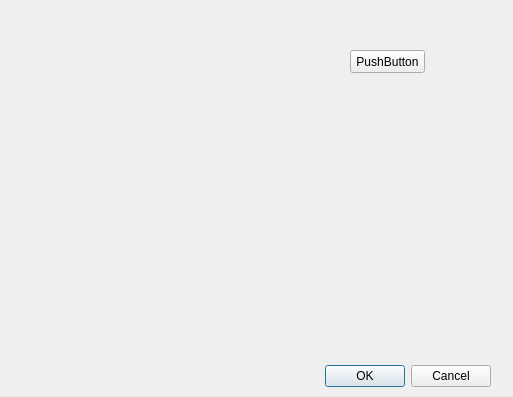
Above: valueloader/ValueLoader_dialog_base.ui from Wierzkac/estymacji-batymertii before the change. Below: the same form after it.
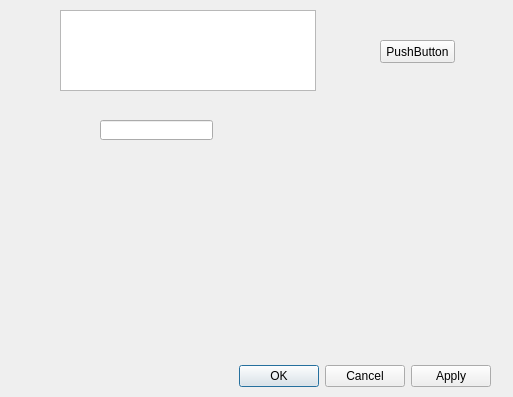
That is the form after the change.

```diff
--- a/valueloader/ValueLoader_dialog_base.ui
+++ b/valueloader/ValueLoader_dialog_base.ui
@@ -14,6 +14,9 @@
    <string>ValueLoader</string>
   </property>
   <widget class="QDialogButtonBox" name="button_box">
+   <property name="enabled">
+    <bool>true</bool>
+   </property>
    <property name="geometry">
     <rect>
      <x>150</x>
@@ -26,14 +29,14 @@
     <enum>Qt::Horizontal</enum>
    </property>
    <property name="standardButtons">
-    <set>QDialogButtonBox::Cancel|QDialogButtonBox::Ok</set>
+    <set>QDialogButtonBox::Apply|QDialogButtonBox::Cancel|QDialogButtonBox::Ok</set>
    </property>
   </widget>
   <widget class="QPushButton" name="pushButton">
    <property name="geometry">
     <rect>
-     <x>350</x>
-     <y>50</y>
+     <x>380</x>
+     <y>40</y>
      <width>75</width>
      <height>23</height>
     </rect>
@@ -42,6 +45,26 @@
     <string>PushButton</string>
    </property>
   </widget>
+  <widget class="QListView" name="listView">
+   <property name="geometry">
+    <rect>
+     <x>60</x>
+     <y>10</y>
+     <width>256</width>
+     <height>81</height>
+    </rect>
+   </property>
+  </widget>
+  <widget class="QLineEdit" name="lineEdit">
+   <property name="geometry">
+    <rect>
+     <x>100</x>
+     <y>120</y>
+     <width>113</width>
+     <height>20</height>
+    </rect>
+   </property>
+  </widget>
  </widget>
  <resources/>
  <connections>
```
Left out of the diff: 2 changed lines with no effect on the pictures.
